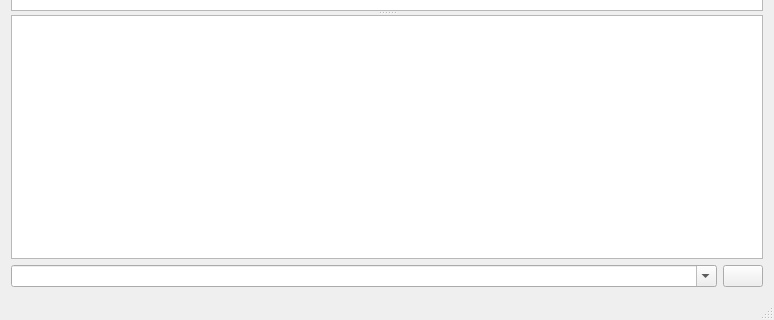
This is mainwindow.ui in develer-staff/cutecom-ng as Qt 5 draws it before an edit; both pictures show x 0 to 774 and y 280 to 600 of the 774 by 600 pixel window. The edited form follows.
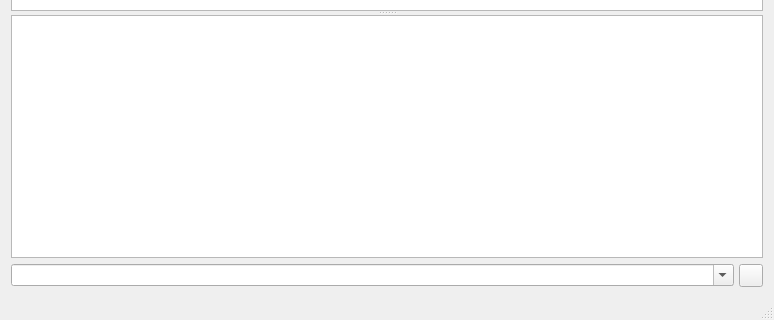
This is the edited form. Icons and pictures are not drawn. Custom widgets are drawn as their Qt base class.

Commit message: Minor adjustments:  - use a QPlainTextEdit instead of a QTextEdit as we want to display only    text and the first is faster than the latter  - use a QToolButton instead of a QPushButton as it is displayed without    extra spaces on Mac Os X.

What changed in the file:
```diff
--- a/mainwindow.ui
+++ b/mainwindow.ui
@@ -75,7 +75,7 @@
         <bool>true</bool>
        </property>
       </widget>
-      <widget class="QTextEdit" name="bottomOutput">
+      <widget class="QPlainTextEdit" name="bottomOutput">
        <property name="font">
         <font>
          <family>Monospace</family>
@@ -99,6 +99,9 @@
     </item>
     <item>
      <layout class="QHBoxLayout" name="horizontalLayout_2">
+      <property name="spacing">
+       <number>5</number>
+      </property>
       <item>
        <widget class="HistoryComboBox" name="inputBox">
         <property name="sizePolicy">
@@ -119,7 +122,7 @@
        </widget>
       </item>
       <item>
-       <widget class="QPushButton" name="splitOutputBtn">
+       <widget class="QToolButton" name="splitOutputBtn">
         <property name="text">
          <string/>
         </property>
```
Left out of the diff: 2 changed lines with no effect on the pictures. The commit also changes 1 other file.
